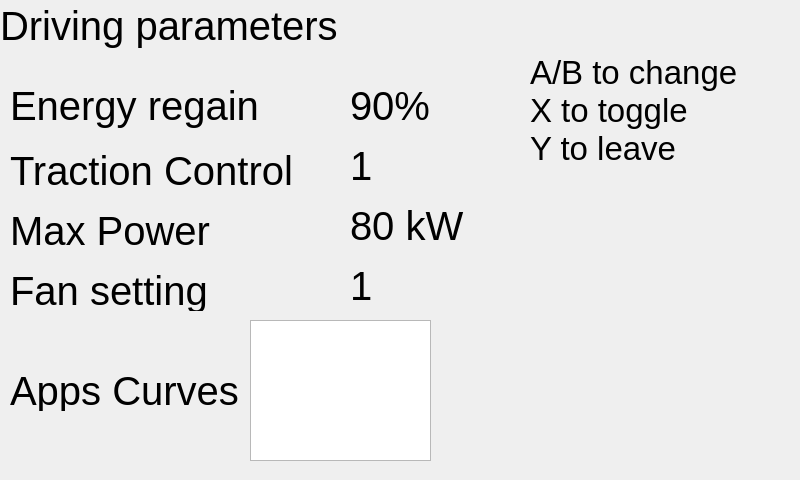
This is Dash/drivingselect.ui in PUT-Motorsport/PUTM_EV_DASH_SOFTWARE_2022 as Qt 5 draws it before an edit. The edited form follows.
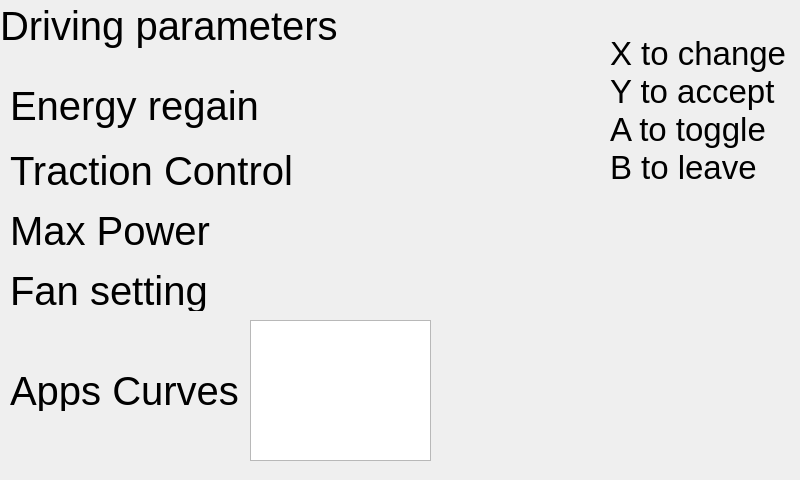
This is the edited form.

The edit to the form file:
```diff
--- a/Dash/drivingselect.ui
+++ b/Dash/drivingselect.ui
@@ -164,7 +164,7 @@
     </font>
    </property>
    <property name="text">
-    <string>90%</string>
+    <string/>
    </property>
    <property name="alignment">
     <set>Qt::AlignLeading|Qt::AlignLeft|Qt::AlignVCenter</set>
@@ -185,7 +185,7 @@
     </font>
    </property>
    <property name="text">
-    <string>1</string>
+    <string/>
    </property>
    <property name="alignment">
     <set>Qt::AlignLeading|Qt::AlignLeft|Qt::AlignVCenter</set>
@@ -206,7 +206,7 @@
     </font>
    </property>
    <property name="text">
-    <string>80 kW</string>
+    <string/>
    </property>
    <property name="alignment">
     <set>Qt::AlignLeading|Qt::AlignLeft|Qt::AlignVCenter</set>
@@ -227,7 +227,7 @@
     </font>
    </property>
    <property name="text">
-    <string>1</string>
+    <string/>
    </property>
    <property name="alignment">
     <set>Qt::AlignLeading|Qt::AlignLeft|Qt::AlignVCenter</set>
@@ -236,9 +236,9 @@
   <widget class="QLabel" name="hint">
    <property name="geometry">
     <rect>
-     <x>530</x>
+     <x>610</x>
      <y>40</y>
-     <width>261</width>
+     <width>181</width>
      <height>141</height>
     </rect>
    </property>
@@ -248,9 +248,10 @@
     </font>
    </property>
    <property name="text">
-    <string>A/B to change
-X to toggle
-Y to leave</string>
+    <string>X to change
+Y to accept
+A to toggle
+B to leave</string>
    </property>
   </widget>
   <widget class="QLabel" name="error">
```
